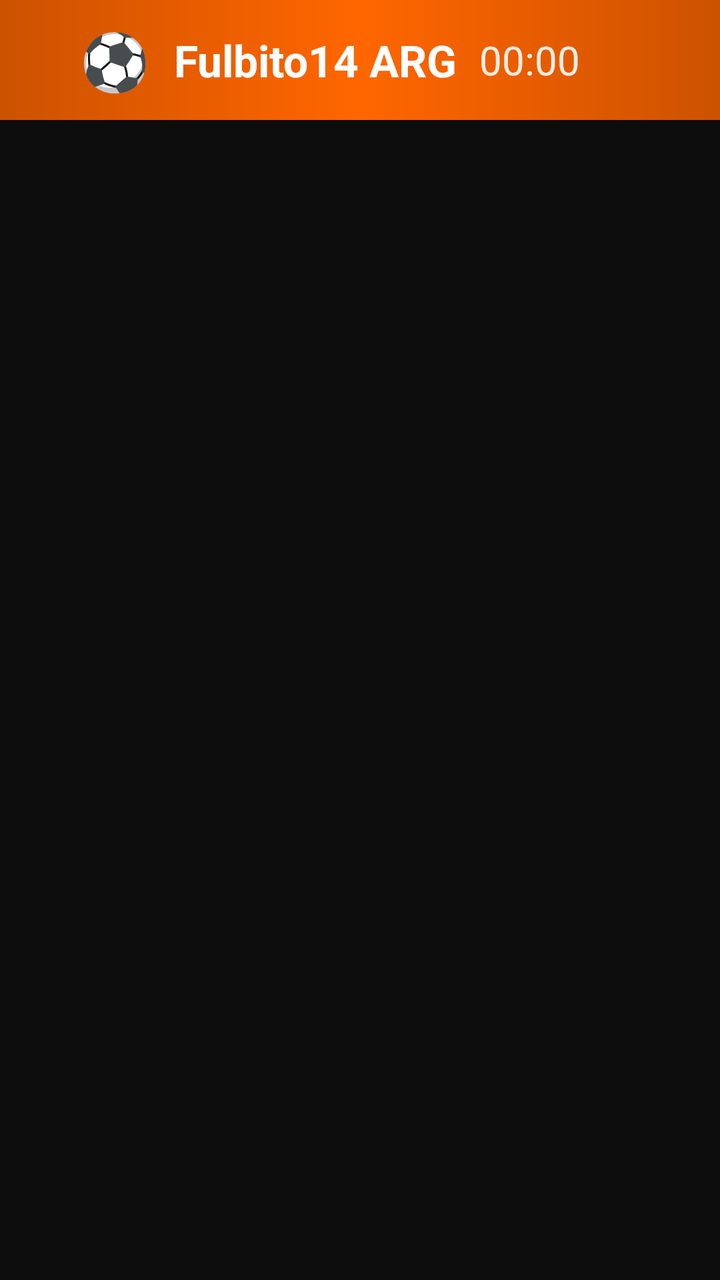
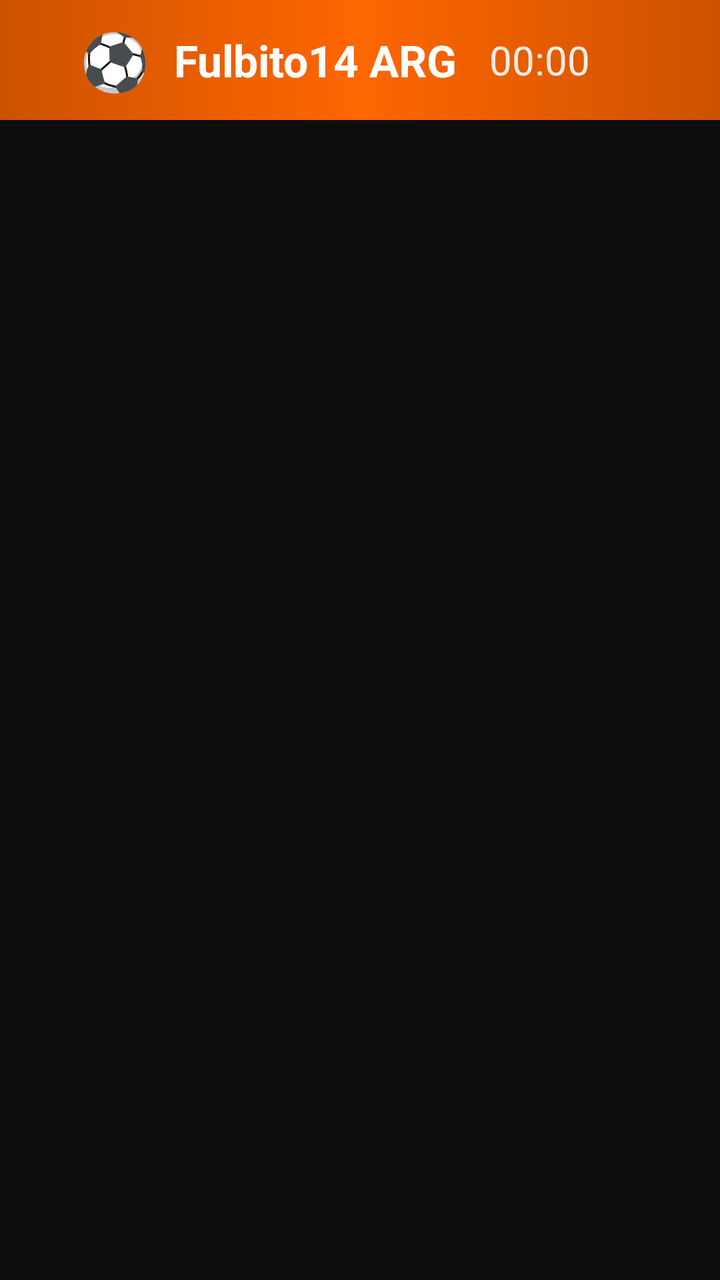

Screens rendered from an Android XML layout before and after an edit, with the pre-edit source and the edit as a unified diff.
<!-- AndroidManifest.xml: application theme Theme.Fulbito14 -->
<!-- res/layout/activity_channel_list.xml -->
<?xml version="1.0" encoding="utf-8"?>
<RelativeLayout xmlns:android="http://schemas.android.com/apk/res/android"
    android:layout_width="match_parent"
    android:layout_height="match_parent"
    android:background="#0D0D0D">

    
    <LinearLayout
        android:id="@+id/top_bar"
        android:layout_width="match_parent"
        android:layout_height="60dp"
        android:layout_alignParentTop="true"
        android:background="@drawable/top_bar_bg"
        android:orientation="horizontal"
        android:gravity="center_vertical"
        android:paddingLeft="40dp"
        android:paddingRight="40dp">

        <TextView
            android:layout_width="wrap_content"
            android:layout_height="wrap_content"
            android:text="⚽"
            android:textSize="28sp" />

        <TextView
            android:layout_width="wrap_content"
            android:layout_height="wrap_content"
            android:text="Fulbito14 ARG"
            android:textSize="22sp"
            android:textColor="#FFFFFF"
            android:textStyle="bold"
            android:layout_marginLeft="12dp" />

        <View
            android:layout_width="0dp"
            android:layout_height="0dp"
            android:layout_weight="1" />

        <TextView
            android:id="@+id/text_clock"
            android:layout_width="wrap_content"
            android:layout_height="wrap_content"
            android:text="00:00"
            android:textSize="20sp"
            android:textColor="#FFFFFF"
            android:alpha="0.9" />

        <TextView
            android:id="@+id/text_user"
            android:layout_width="wrap_content"
            android:layout_height="wrap_content"
            android:text=""
            android:textSize="18sp"
            android:textColor="#FFFFFF"
            android:alpha="0.7"
            android:layout_marginLeft="30dp" />
    </LinearLayout>

    
    <ScrollView
        android:id="@+id/scroll_view"
        android:layout_width="match_parent"
        android:layout_height="match_parent"
        android:layout_below="@id/top_bar"
        android:paddingTop="10dp"
        android:paddingBottom="20dp"
        android:scrollbars="vertical"
        android:fadingEdge="vertical"
        android:fadingEdgeLength="40dp">

        <LinearLayout
            android:id="@+id/channel_container"
            android:layout_width="match_parent"
            android:layout_height="wrap_content"
            android:orientation="vertical"
            android:paddingLeft="40dp"
            android:paddingRight="40dp" />

    </ScrollView>

    
    <LinearLayout
        android:id="@+id/overlay_container"
        android:layout_width="wrap_content"
        android:layout_height="wrap_content"
        android:layout_alignParentTop="true"
        android:layout_alignParentRight="true"
        android:layout_below="@id/top_bar"
        android:layout_marginTop="20dp"
        android:layout_marginRight="40dp"
        android:visibility="gone"
        android:background="@drawable/overlay_bg"
        android:padding="16dp"
        android:orientation="vertical"
        android:gravity="center">

        <TextView
            android:id="@+id/overlay_number"
            android:layout_width="wrap_content"
            android:layout_height="wrap_content"
            android:text="1"
            android:textSize="56sp"
            android:textColor="#FFFFFF"
            android:textStyle="bold" />
    </LinearLayout>

</RelativeLayout>
<!-- resources referenced by this layout -->
<resources>
  <!-- drawable overlay_bg (drawable) -->
  <?xml version="1.0" encoding="utf-8"?>
  <shape xmlns:android="http://schemas.android.com/apk/res/android"
      android:shape="rectangle">
      <solid android:color="#FF6600" />
      <corners android:radius="12dp" />
  </shape>
  <!-- drawable top_bar_bg (drawable) -->
  <?xml version="1.0" encoding="utf-8"?>
  <shape xmlns:android="http://schemas.android.com/apk/res/android"
      android:shape="rectangle">
      <gradient
          android:angle="0"
          android:startColor="#CC5200"
          android:centerColor="#FF6600"
          android:endColor="#CC5200" />
  </shape>
  <style name="Theme.Fulbito14" parent="@style/Theme.Leanback">
          <item name="android:windowBackground">#0D0D0D</item>
          <item name="android:colorBackground">#0D0D0D</item>
          <item name="android:statusBarColor">#0D0D0D</item>
          <item name="android:navigationBarColor">#0D0D0D</item>
          <item name="android:windowFullscreen">true</item>
          <item name="android:windowContentOverlay">@null</item>
      </style>
</resources>

<!-- the commit's change to res/layout/activity_channel_list.xml (unified diff, before → after) -->
@@ -31,6 +31,16 @@
             android:textStyle="bold"
             android:layout_marginLeft="12dp" />
 
+        <TextView
+            android:id="@+id/channel_count"
+            android:layout_width="wrap_content"
+            android:layout_height="wrap_content"
+            android:text=""
+            android:textSize="14sp"
+            android:textColor="#FF6600"
+            android:layout_marginLeft="16dp"
+            android:alpha="0.8" />
+
         <View
             android:layout_width="0dp"
             android:layout_height="0dp"
@@ -54,6 +64,33 @@
             android:textColor="#FFFFFF"
             android:alpha="0.7"
             android:layout_marginLeft="30dp" />
+    </LinearLayout>
+
+    
+    <LinearLayout
+        android:id="@+id/loading_container"
+        android:layout_width="wrap_content"
+        android:layout_height="wrap_content"
+        android:layout_centerInParent="true"
+        android:orientation="vertical"
+        android:gravity="center"
+        android:visibility="gone">
+
+        <ProgressBar
+            android:id="@+id/loading_bar"
+            android:layout_width="48dp"
+            android:layout_height="48dp"
+            android:indeterminate="true"
+            android:indeterminateTint="#FF6600" />
+
+        <TextView
+            android:id="@+id/loading_text"
+            android:layout_width="wrap_content"
+            android:layout_height="wrap_content"
+            android:text="Cargando canales..."
+            android:textSize="18sp"
+            android:textColor="#AAAAAA"
+            android:layout_marginTop="16dp" />
     </LinearLayout>
 
     
